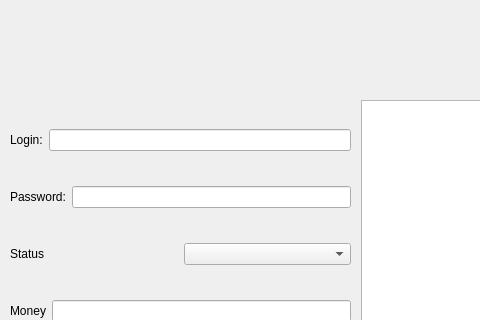
First picture: the form in GUIproject/CourseWorkHypermarket/ownereditcustomersinfo.ui, repository ashnaider/CourseWorkHypermarket, before the edit; both pictures show x 0 to 480 and y 0 to 320 of the 894 by 608 pixel window.
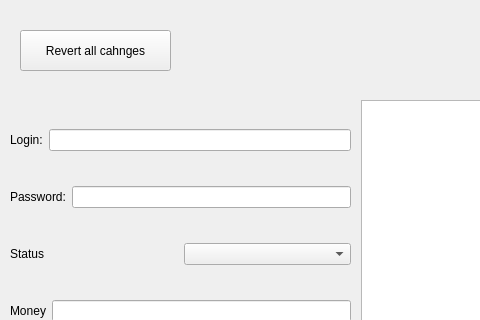
Second picture: the form after the edit.

```diff
--- a/GUIproject/CourseWorkHypermarket/ownereditcustomersinfo.ui
+++ b/GUIproject/CourseWorkHypermarket/ownereditcustomersinfo.ui
@@ -66,7 +66,7 @@
     </item>
    </layout>
   </widget>
-  <widget class="QWidget" name="">
+  <widget class="QWidget" name="layoutWidget">
    <property name="geometry">
     <rect>
      <x>10</x>
@@ -167,7 +167,7 @@
     </item>
    </layout>
   </widget>
-  <widget class="QWidget" name="">
+  <widget class="QWidget" name="layoutWidget">
    <property name="geometry">
     <rect>
      <x>10</x>
@@ -235,6 +235,19 @@
     </item>
    </layout>
   </widget>
+  <widget class="QPushButton" name="revertChangesPushButton">
+   <property name="geometry">
+    <rect>
+     <x>20</x>
+     <y>30</y>
+     <width>151</width>
+     <height>41</height>
+    </rect>
+   </property>
+   <property name="text">
+    <string>Revert all cahnges</string>
+   </property>
+  </widget>
  </widget>
  <resources/>
  <connections/>
```
